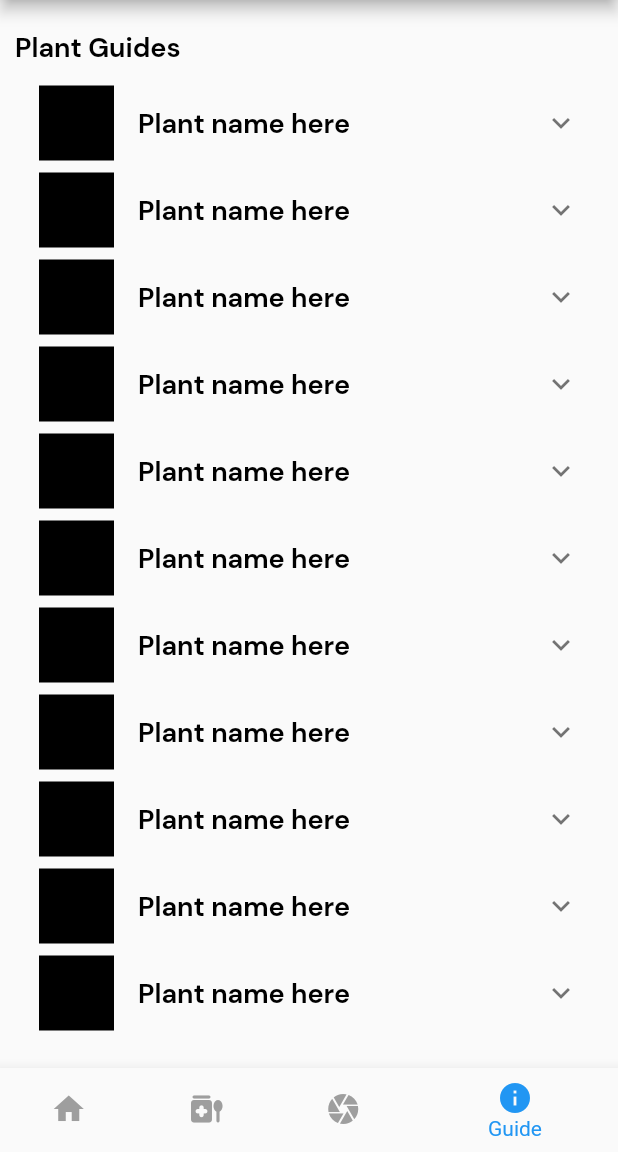
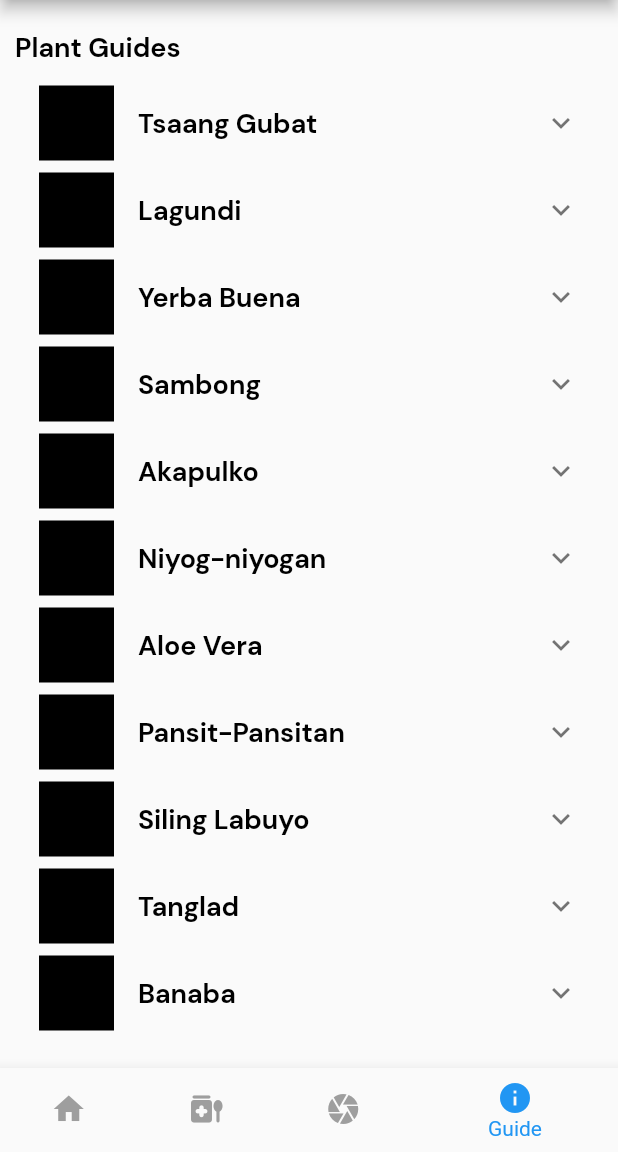
Before and after one commit to Turla-Glenn/herbal_plants, a Flutter app: the screen it shows after launch, item 4 of the bottom bar chosen, on a phone screen of 412 x 824 dp, the part 84-1236 px from its top. Run offline on Flutter 3.47's test engine with Material 2 defaults, Android fonts, the phone set to English and light mode, and no system bars; our stand-ins replace fluttertoast; Roboto replaces fonts that are missing (QBold).

Commit message:
added plant data

```diff
--- /dev/null
+++ b/lib/data/plants.dart
@@ -0,0 +1,165 @@
+import '../models/plant_model.dart';
+
+List<HerbalPlant> herbalPlants = [
+  HerbalPlant(
+    commonName: "Tsaang Gubat",
+    scientificName: "Carmona retusa",
+    description:
+        "Tsaang Gubat is a small tree native to the Philippines known for its medicinal properties. It is commonly used to treat diarrhea, stomachache, and other digestive issues.",
+    plantingGuide:
+        "Tsaang Gubat prefers well-draining soil and partial shade. It can be propagated from seeds or cuttings.",
+  ),
+  HerbalPlant(
+    commonName: "Lagundi",
+    scientificName: "Vitex negundo",
+    description:
+        "Lagundi is a shrub known for its anti-inflammatory and analgesic properties. It is used in traditional medicine for various ailments, including coughs and asthma.",
+    plantingGuide:
+        "Lagundi can grow in various soil types but prefers well-drained soil. It can be propagated from seeds or cuttings.",
+  ),
+  HerbalPlant(
+    commonName: "Yerba Buena",
+    scientificName: "Clinopodium douglasii",
+    description:
+        "Yerba Buena is a minty herb known for its soothing and analgesic effects. It is commonly used to alleviate headaches, muscle pain, and indigestion.",
+    plantingGuide:
+        "Yerba Buena prefers well-drained soil and partial shade. It can be grown from stem cuttings.",
+  ),
+  HerbalPlant(
+    commonName: "Sambong",
+    scientificName: "Blumea balsamifera",
+    description:
+        "Sambong is a medicinal herb used to treat kidney stones, urinary tract infections, and hypertension. It has diuretic properties.",
+    plantingGuide:
+        "Sambong prefers well-drained soil and can be grown from seeds or cuttings.",
+  ),
+  HerbalPlant(
+    commonName: "Akapulko",
+    scientificName: "Cassia alata",
+    description:
+        "Akapulko is a shrub known for its antibacterial and antifungal properties. It is used to treat various skin conditions, such as ringworm and eczema.",
+    plantingGuide:
+        "Akapulko prefers well-drained soil and can be propagated from seeds or cuttings.",
+  ),
+  HerbalPlant(
+    commonName: "Niyog-niyogan",
+    scientificName: "Quisqualis indica",
+    description:
+        "Niyog-niyogan is a vine with purgative properties and is used to treat constipation and other digestive issues.",
+    plantingGuide:
+        "Niyog-niyogan can be grown from seeds or stem cuttings and prefers well-drained soil.",
+  ),
+  HerbalPlant(
+    commonName: "Aloe Vera",
+    scientificName: "Aloe barbadensis miller",
+    description:
+        "Aloe Vera is a succulent plant known for its soothing properties on the skin, particularly for burns, cuts, and skin irritations.",
+    plantingGuide:
+        "Aloe Vera thrives in well-drained soil and prefers indirect sunlight. It can be propagated from offsets or seeds.",
+  ),
+  HerbalPlant(
+    commonName: "Pansit-Pansitan",
+    scientificName: "Peperomia pellucida",
+    description:
+        "Pansit-Pansitan is an edible plant and is used to treat arthritis, gout, and other inflammatory conditions.",
+    plantingGuide:
+        "Pansit-Pansitan can be grown in pots or in the ground, and it prefers moist, well-drained soil.",
+  ),
+  HerbalPlant(
+    commonName: "Siling Labuyo",
+    scientificName: "Capsicum frutescens",
+    description:
+        "Siling Labuyo, also known as Bird's Eye Chili, is a spicy pepper used as a condiment and has potential health benefits, including pain relief and weight management.",
+    plantingGuide:
+        "Siling Labuyo can be grown in well-drained soil, and it requires full sun to thrive.",
+  ),
+  HerbalPlant(
+    commonName: "Tanglad",
+    scientificName: "Cymbopogon citratus",
+    description:
+        "Tanglad, or Lemongrass, is used as a culinary herb and for its calming and digestive properties. It is also used in teas and soups.",
+    plantingGuide:
+        "Tanglad prefers well-drained soil and full sun. It can be propagated from stem cuttings.",
+  ),
+  HerbalPlant(
+    commonName: "Banaba",
+    scientificName: "Lagerstroemia speciosa",
+    description:
+        "Banaba is a tree known for its anti-diabetic properties. It is used to help control blood sugar levels.",
+    plantingGuide:
+        "Banaba can be grown from seeds or cuttings in well-drained soil and requires regular watering.",
+  ),
+  HerbalPlant(
+    commonName: "Bawang",
+    scientificName: "Allium sativum",
+    description:
+        "Bawang, or Garlic, is used for its potential health benefits, including its antimicrobial and immune-boosting properties.",
+    plantingGuide:
+        "Bawang can be grown from cloves in well-drained soil and prefers full sun.",
+  ),
+  HerbalPlant(
+    commonName: "Bayabas",
+    scientificName: "Psidium guajava",
+    description:
+        "Bayabas, or Guava, is a tropical fruit tree with medicinal properties, including being used to treat diarrhea and wounds.",
+    plantingGuide:
+        "Bayabas thrives in well-drained soil and full sun. It can be grown from seeds or cuttings.",
+  ),
+  HerbalPlant(
+    commonName: "Ampalaya",
+    scientificName: "Momordica charantia",
+    description:
+        "Ampalaya, or Bitter Melon, is used in traditional medicine to help control blood sugar levels and improve digestion.",
+    plantingGuide:
+        "Ampalaya prefers well-drained soil and full sun. It can be grown from seeds.",
+  ),
+  HerbalPlant(
+    commonName: "Tuba-Tuba",
+    scientificName: "Jatropha curcas",
+    description:
+        "Tuba-Tuba is a small tree with potential medicinal uses, including as a remedy for constipation and skin ailments.",
+    plantingGuide:
+        "Tuba-Tuba prefers well-drained soil and full sun. It can be propagated from seeds or cuttings.",
+  ),
+  HerbalPlant(
+    commonName: "Malunggay",
+    scientificName: "Moringa oleifera",
+    description:
+        "Malunggay, or Moringa, is known for its high nutritional value and is used to combat malnutrition. It is also believed to have various health benefits.",
+    plantingGuide:
+        "Malunggay prefers well-drained soil and full sun. It can be grown from seeds or cuttings.",
+  ),
+  HerbalPlant(
+    commonName: "Sampalok",
+    scientificName: "Tamarindus indica",
+    description:
+        "Sampalok, or Tamarind, is a fruit tree known for its tangy fruit and potential health benefits. It is used to treat digestive issues and is a rich source of vitamin C.",
+    plantingGuide:
+        "Sampalok prefers well-drained soil and full sun. It can be grown from seeds or grafting.",
+  ),
+  HerbalPlant(
+    commonName: "Luyang Dilaw",
+    scientificName: "Curcuma longa",
+    description:
+        "Luyang Dilaw, or Turmeric, is known for its anti-inflammatory and antioxidant properties. It is used in traditional medicine for various ailments.",
+    plantingGuide:
+        "Luyang Dilaw prefers well-drained soil and partial shade. It can be propagated from rhizome cuttings.",
+  ),
+  HerbalPlant(
+    commonName: "Pandan",
+    scientificName: "Pandanus amaryllifolius",
+    description:
+        "Pandan is used for its aromatic leaves in cooking and for its potential health benefits, including its antispasmodic and anti-inflammatory properties.",
+    plantingGuide:
+        "Pandan prefers well-drained soil and partial shade. It can be propagated from stem cuttings or seeds.",
+  ),
+  HerbalPlant(
+    commonName: "Manzanilla",
+    scientificName: "Chamaemelum nobile",
+    description:
+        "Manzanilla, or Chamomile, is known for its soothing and calming properties. It is commonly used to make herbal tea for relaxation and as a remedy for digestive discomfort.",
+    plantingGuide:
+        "Manzanilla prefers well-drained soil and full sun to partial shade. It can be propagated from seeds or division.",
+  ),
+  // Add more herbal plants with their details here
+];
--- /dev/null
+++ b/lib/models/plant_model.dart
@@ -0,0 +1,13 @@
+class HerbalPlant {
+  final String commonName;
+  final String scientificName;
+  final String description;
+  final String plantingGuide;
+
+  HerbalPlant({
+    required this.commonName,
+    required this.scientificName,
+    required this.description,
+    required this.plantingGuide,
+  });
+}
--- a/lib/screens/tabs/home_tab.dart
+++ b/lib/screens/tabs/home_tab.dart
@@ -1,4 +1,5 @@
 import 'package:flutter/material.dart';
+import 'package:herbal_plants/data/plants.dart';
 import 'package:herbal_plants/widgets/text_widget.dart';
 
 class HomeTab extends StatelessWidget {
@@ -49,6 +50,7 @@ class HomeTab extends StatelessWidget {
               SizedBox(
                 height: 500,
                 child: GridView.builder(
+                  itemCount: herbalPlants.length,
                   gridDelegate: const SliverGridDelegateWithFixedCrossAxisCount(
                       crossAxisCount: 2),
                   itemBuilder: (context, index) {
@@ -72,7 +74,7 @@ class HomeTab extends StatelessWidget {
                             ),
                           ),
                           TextWidget(
-                            text: 'Name of Plant',
+                            text: herbalPlants[index].commonName,
                             fontSize: 18,
                             fontFamily: 'Bold',
                           ),
--- a/lib/screens/tabs/info_tab.dart
+++ b/lib/screens/tabs/info_tab.dart
@@ -1,4 +1,5 @@
 import 'package:flutter/material.dart';
+import 'package:herbal_plants/data/plants.dart';
 import 'package:herbal_plants/widgets/text_widget.dart';
 
 class InfoTab extends StatelessWidget {
@@ -21,7 +22,9 @@ class InfoTab extends StatelessWidget {
               const SizedBox(
                 height: 10,
               ),
-              Expanded(child: ListView.builder(
+              Expanded(
+                  child: ListView.builder(
+                itemCount: herbalPlants.length,
                 itemBuilder: (context, index) {
                   return ExpansionTile(
                     expandedCrossAxisAlignment: CrossAxisAlignment.start,
@@ -31,20 +34,21 @@ class InfoTab extends StatelessWidget {
                       color: Colors.black,
                     ),
                     title: TextWidget(
-                      text: 'Plant name here',
+                      text: herbalPlants[index].commonName,
                       fontSize: 18,
                       fontFamily: 'Bold',
                     ),
                     children: [
                       TextWidget(
-                        text: 'Scientific name: Lorem Ipsum',
+                        text:
+                            'Scientific name: ${herbalPlants[index].scientificName}',
                         fontSize: 14,
                         fontFamily: 'Bold',
                         color: Colors.black,
                       ),
                       TextWidget(
                         text:
-                            'Plant description: Nisi magna voluptate est voluptate nisi aliquip laboris voluptate labore irure.',
+                            'Plant description: ${herbalPlants[index].description}',
                         fontSize: 12,
                         fontFamily: 'Regular',
                         color: Colors.grey,
@@ -53,8 +57,7 @@ class InfoTab extends StatelessWidget {
                         height: 5,
                       ),
                       TextWidget(
-                        text:
-                            'Guides:  Nisi magna voluptate est voluptate nisi aliquip laboris voluptate labore irure.',
+                        text: 'Guides:  ${herbalPlants[index].plantingGuide}',
                         fontSize: 12,
                         fontFamily: 'Regular',
                         color: Colors.grey,
--- a/lib/screens/tabs/plant_tab.dart
+++ b/lib/screens/tabs/plant_tab.dart
@@ -1,4 +1,5 @@
 import 'package:flutter/material.dart';
+import 'package:herbal_plants/data/plants.dart';
 import 'package:herbal_plants/widgets/text_widget.dart';
 
 class PlantTab extends StatelessWidget {
@@ -10,7 +11,7 @@ class PlantTab extends StatelessWidget {
       padding: const EdgeInsets.fromLTRB(10, 20, 10, 20),
       child: SizedBox(
         child: ListView.separated(
-          itemCount: 50,
+          itemCount: herbalPlants.length,
           separatorBuilder: (context, index) {
             return const Divider();
           },
@@ -22,12 +23,12 @@ class PlantTab extends StatelessWidget {
                 color: Colors.black,
               ),
               title: TextWidget(
-                text: 'Name of plant here',
+                text: herbalPlants[index].commonName,
                 fontSize: 18,
                 fontFamily: 'Bold',
               ),
               subtitle: TextWidget(
-                text: 'Description of plant here',
+                text: herbalPlants[index].description,
                 fontSize: 12,
                 fontFamily: 'Regular',
               ),
```
Also changed, not shown: pubspec.lock.
